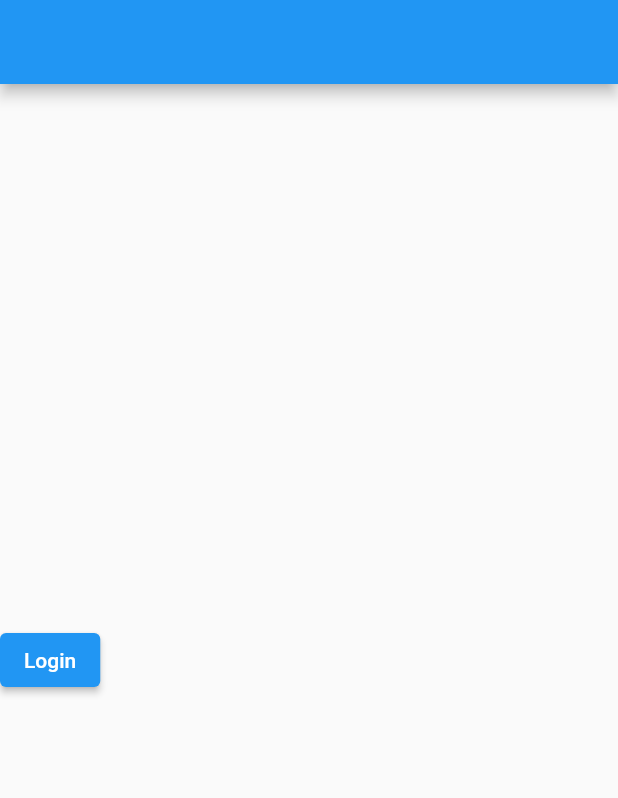
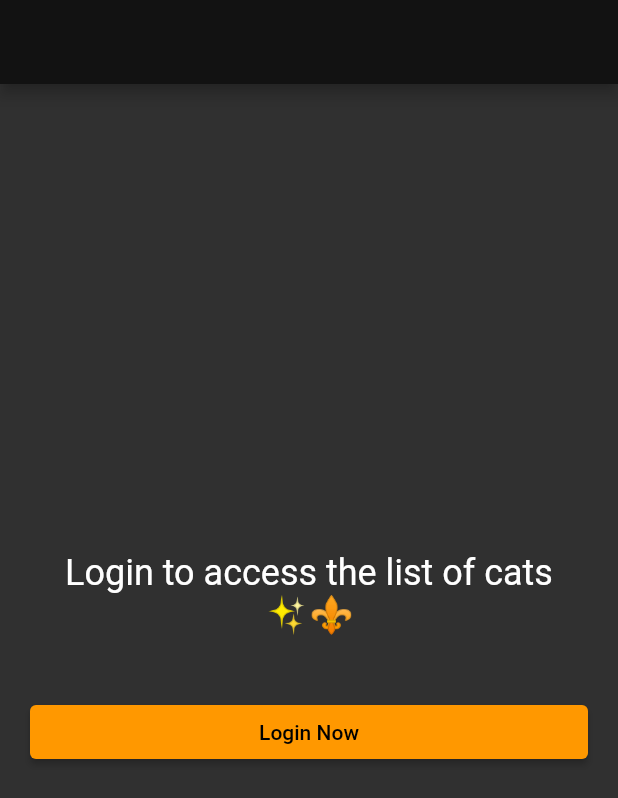
Before and after one commit to bilalraad/auth0_with_bloc, a Flutter app: the screen it shows after launch, on a phone screen of 412 x 824 dp. Shown: the top 798 px of the screen. Run offline on Flutter 3.47's test engine with Material 2 defaults, Android fonts, the phone set to English and light mode, and no system bars; our stand-ins replace bloc, equatable, flutter_bloc, flutter_secure_storage; missing offline and left inert: flutter_appauth.

Commit message:
added home screen tabs and some refactoring

```diff
--- a/lib/data/cat_api/cat_api_repo.dart
+++ b/lib/data/cat_api/cat_api_repo.dart
@@ -37,8 +37,8 @@ class TheCatApiRepository {
             'contentType': 'application/json',
           });
       if (response.statusCode == 200) {
-        print(response.headers);
-        return parseBreeds(response.body);
+        return compute(parseBreeds, response.body);
+        // return parseBreeds(response.body);
       } else {
         throw Exception('Uknown error - code: ${response.statusCode}');
       }
--- a/lib/main.dart
+++ b/lib/main.dart
@@ -27,7 +27,9 @@ class OauthWithBloc extends StatelessWidget {
 
   @override
   Widget build(BuildContext context) {
-    return const MaterialApp(
+    return MaterialApp(
+      theme: ThemeData.dark().copyWith(
+          colorScheme: const ColorScheme.dark(primary: Colors.orange)),
       debugShowCheckedModeBanner: false,
       initialRoute: '/',
       onGenerateRoute: RouteGenerator.generateRoute,
--- a/lib/view/screens/login.dart
+++ b/lib/view/screens/login.dart
@@ -11,25 +11,28 @@ class LogIn extends StatelessWidget {
   Widget build(BuildContext context) {
     return Scaffold(
       appBar: AppBar(),
-      body: Column(
-        crossAxisAlignment: CrossAxisAlignment.center,
+      body: Padding(
+        padding: const EdgeInsets.all(20.0),
+        child: Column(
+          crossAxisAlignment: CrossAxisAlignment.stretch,
           mainAxisAlignment: MainAxisAlignment.center,
           children: <Widget>[
+            const Text(
+              'Login to access the list of cats ✨⚜️',
+              textAlign: TextAlign.center,
+              style: TextStyle(
+                fontSize: 24,
+              ),
+            ),
+            const SizedBox(height: 40),
             ElevatedButton(
               onPressed: () async {
-              print((await TheCatApiRepository().getBreedListByName('sib'))
-                  .length);
-              // print(CatApi.breedsUri.replace(queryParameters: {
-              //   ...CatApi.breedsUri.queryParameters,
-              //   "limit": "10",
-              //   "page": "1",
-              // }));
-
-              // context.read<LoginCubit>().logIn();
+                context.read<LoginCubit>().logIn();
               },
-            child: const Text('Login'),
+              child: const Text('Login Now'),
             ),
           ],
+        ),
       ),
     );
   }
--- a/lib/view/screens/splash_screen.dart
+++ b/lib/view/screens/splash_screen.dart
@@ -6,10 +6,7 @@ class SplashScreen extends StatelessWidget {
   @override
   Widget build(BuildContext context) {
     return Scaffold(
-      body: Container(
-        color: Colors.white,
-        width: MediaQuery.of(context).size.width,
-        child: Column(
+      body: Column(
         crossAxisAlignment: CrossAxisAlignment.center,
         mainAxisAlignment: MainAxisAlignment.center,
         children: const <Widget>[
@@ -22,7 +19,6 @@ class SplashScreen extends StatelessWidget {
           )
         ],
       ),
-      ),
     );
   }
 }
```
Also changed, not shown: lib/data/get_uri.dart (deleted, +0 -29 lines), lib/view/screens/home.dart (+36 -10 lines), lib/view/screens/tabs/breed_search_tab.dart (added, +12 -0 lines), lib/view/screens/tabs/breeds_tab.dart (added, +12 -0 lines), lib/view/screens/tabs/profile_tab.dart (added, +23 -0 lines). Lines whose indentation alone changed are shown as unchanged.
